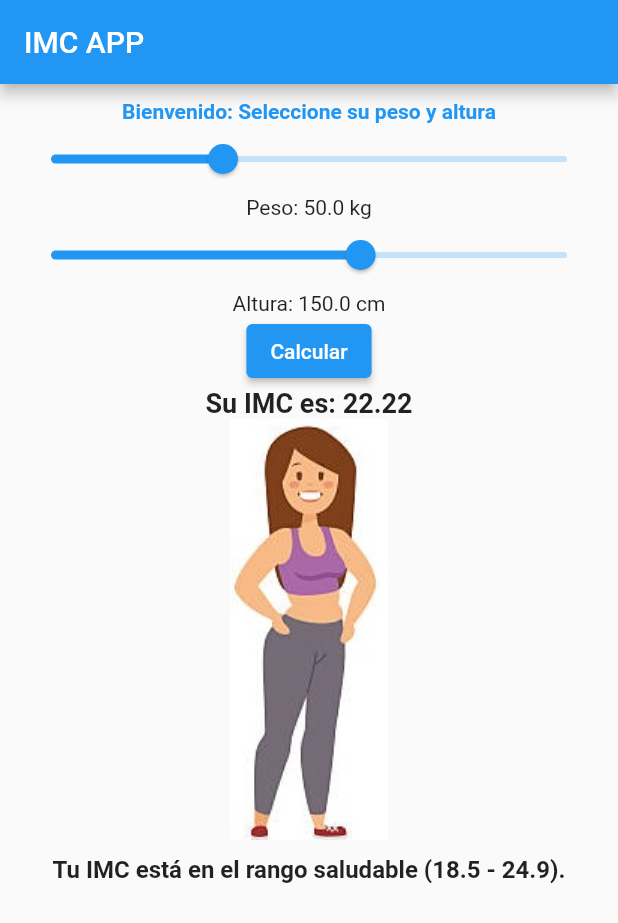
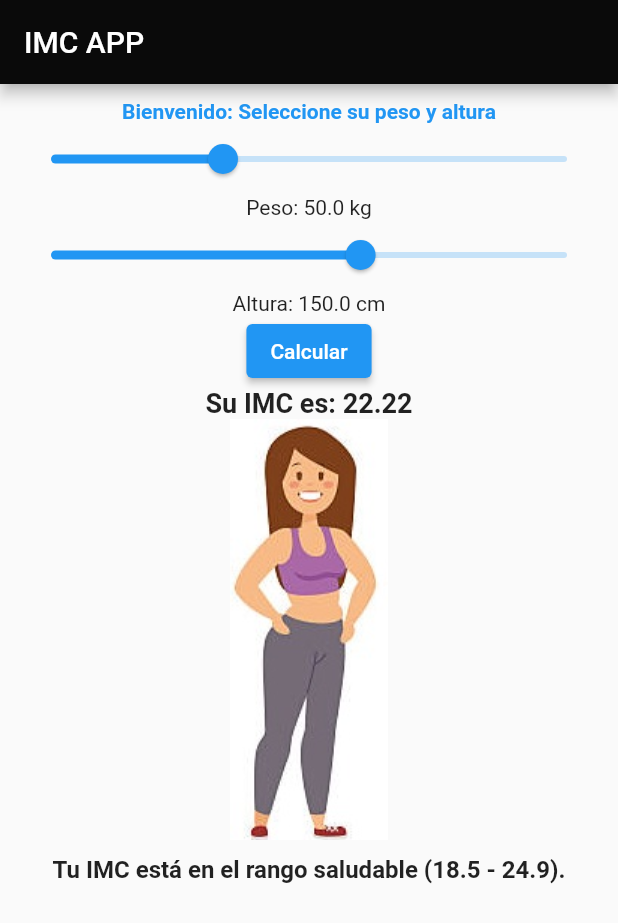
Before and after one commit to LADISLAOCOSTILLO/axamen, a Flutter app: the screen it shows after launch, on a phone screen of 412 x 824 dp. Shown: the top 923 px of the screen. Run offline on Flutter 3.47's test engine with Material 2 defaults, Android fonts, the light colour scheme and no system bars.

Commit message:
ALGUNAS CONSA MAS

```diff
--- a/lib/test2_page.dart
+++ b/lib/test2_page.dart
@@ -22,7 +22,7 @@ class _Test2PageState extends State<Test4Page> {
     return Scaffold(
       appBar: AppBar(
         title: Text("IMC APP"),
-        backgroundColor: Colors.blue, // Cambiar el color del AppBar según tu preferencia
+        backgroundColor: const Color.fromARGB(255, 10, 10, 10), // Cambiar el color del AppBar según tu preferencia
       ),
       body: Padding(
         padding: EdgeInsets.all(10.0),
```
